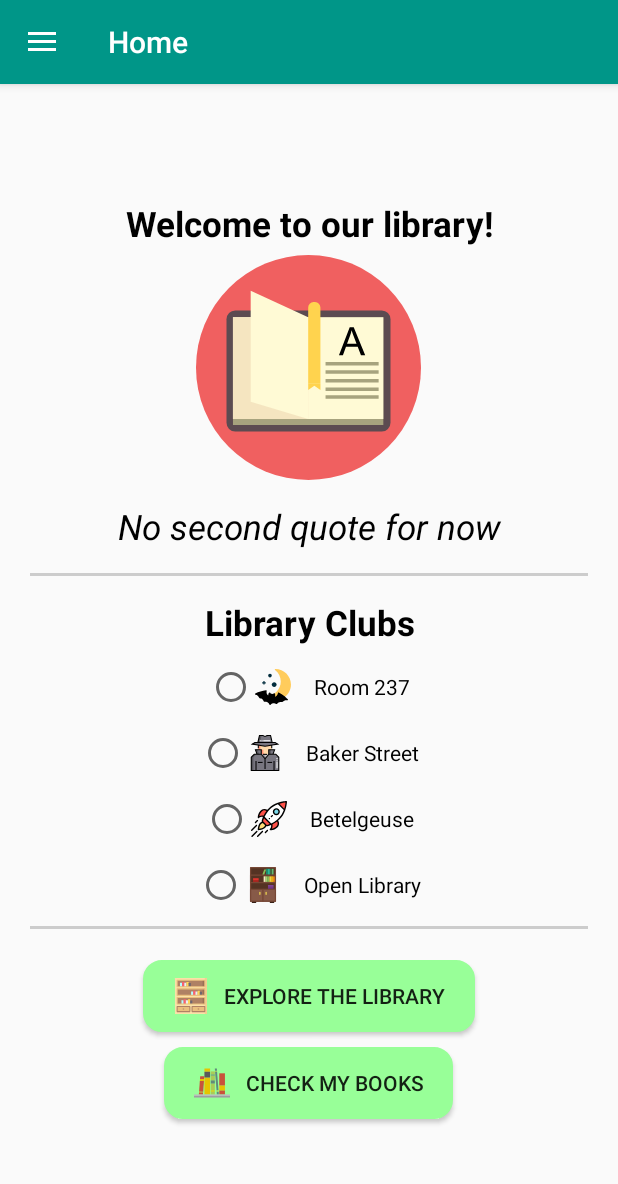
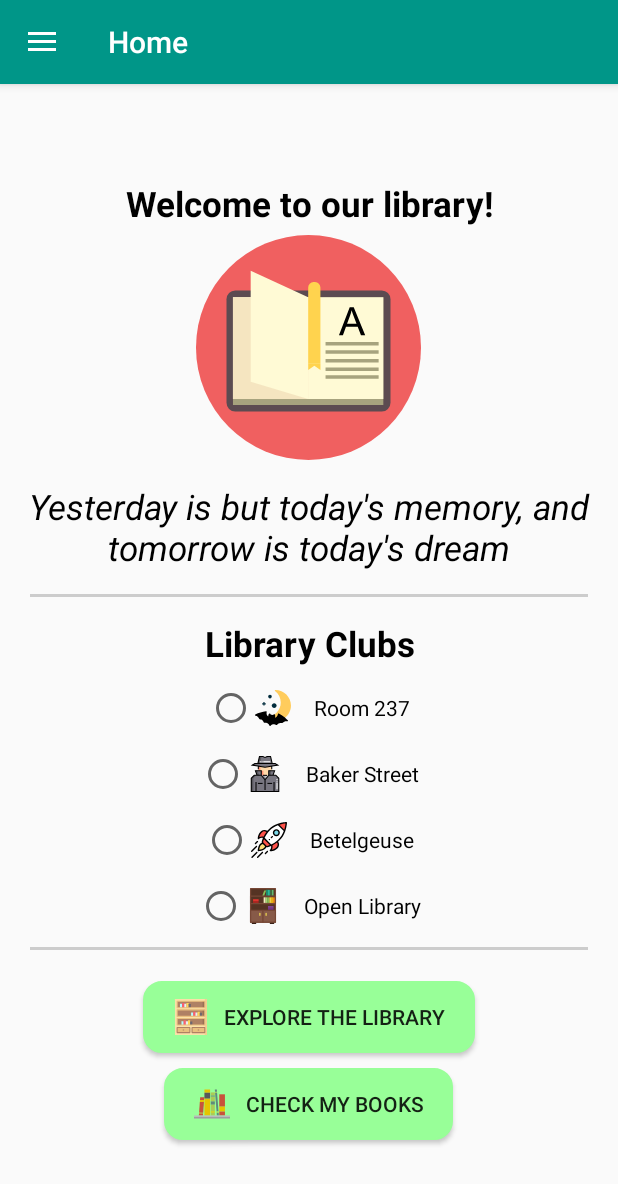
Before and after one commit to AminMekacher/LibraryManager, an Android app: the screen it shows after launch (MainActivity), on a phone screen of 412 x 824 dp. Shown: the top 1184 px of the screen. Run offline under Robolectric (Android 15) with nearby library versions, the phone set to English and light mode, and no system bars; our stand-ins replace Firebase (no records; nobody signed in at launch, a user with empty details on screens opened directly), Picasso; libraries missing offline, so code that uses them is left out: jp.wasabeef.picasso.

Commit message:
Fixed issues with waiting list

```diff
--- a/app/src/main/java/com/usermanager/LibraryActivity.java
+++ b/app/src/main/java/com/usermanager/LibraryActivity.java
@@ -49,6 +49,8 @@ public class LibraryActivity extends AppCompatActivity {
 
     private String selectedClub;
 
+    private String dueDate;
+
     private FirebaseUser firebaseUser;
     private FirebaseAuth mAuth;
     private static String mUsername;
@@ -73,12 +75,17 @@ public class LibraryActivity extends AppCompatActivity {
             selectedClub = getIntent().getStringExtra("Selected Club");
         }
 
+        Calendar c = Calendar.getInstance();
+        c.add(Calendar.DAY_OF_MONTH, 30);
+        SimpleDateFormat sdf1 = new SimpleDateFormat("dd/MM/yyyy");
+        dueDate = sdf1.format(c.getTime());
+
         myRef.addValueEventListener(new ValueEventListener() {
 
             @Override
             public void onDataChange(@NonNull DataSnapshot dataSnapshot) {
                 Log.e("Value", "onDataChange called");
-                bookClassList = new ArrayList<BookClass>();
+                bookClassList = new ArrayList<>();
 
                 for (DataSnapshot dataSnapshot1 : dataSnapshot.getChildren()) {
 
@@ -170,18 +177,12 @@ public class LibraryActivity extends AppCompatActivity {
             bookClassList = new ArrayList<>(bookClassListCopy);
             setRecyclerAdapter();
             barcodeFilter = true;
-            //recyclerAdapter.filter(barcodeSearch, barcodeFilter);
 
             Query query = myRef.orderByChild("barcode").equalTo(Long.parseLong(barcodeSearch));
             query.addChildEventListener(new ChildEventListener() {
                 @Override
                 public void onChildAdded(@NonNull final DataSnapshot dataSnapshot, @Nullable String s) {
                     String borrowedState = dataSnapshot.child("borrowed").getValue(String.class);
-
-                    Calendar c = Calendar.getInstance();
-                    c.add(Calendar.DAY_OF_MONTH, 30);
-                    SimpleDateFormat sdf1 = new SimpleDateFormat("dd/MM/yyyy");
-                    final String dueDate = sdf1.format(c.getTime());
 
                     if (borrowedState.equals(mUsername)) {
                         // The user is already borrowing the book: give it back?
@@ -308,7 +309,20 @@ public class LibraryActivity extends AppCompatActivity {
                     @Override
                     public void onChildAdded(@NonNull DataSnapshot dataSnapshot, @Nullable String s) {
                         dataSnapshot.child("borrowed").getRef().setValue(mUsername);
-                        dataSnapshot.child("waitingList").child("0").getRef().removeValue();
+                        dataSnapshot.child("dueDate").getRef().setValue(dueDate);
+                        //dataSnapshot.child("waitingList").child("0").getRef().removeValue();
+
+                        // We need to shift all the users in the waiting list
+                        int numberChildren = (int) dataSnapshot.child("waitingList").getChildrenCount();
+
+                        for (int i = 0; i < numberChildren; i ++) {
+                            String tempUser = dataSnapshot.child("waitingList").child(Integer.toString(i + 1)).getValue(String.class);
+                            dataSnapshot.child("waitingList").child(Integer.toString(i)).getRef().setValue(tempUser);
+                        }
+
+                        dataSnapshot.child("waitingList").child(Integer.toString(numberChildren)).getRef().removeValue();
+
+
                     }
 
                     @Override
--- a/app/src/main/java/com/usermanager/RecyclerAdapter.java
+++ b/app/src/main/java/com/usermanager/RecyclerAdapter.java
@@ -303,8 +303,6 @@ public class RecyclerAdapter extends RecyclerView.Adapter<RecyclerAdapter.MyHode
 
     public void filter (String queryText, boolean barcodeFilter) {
 
-        int i = bookListCopy.size();
-
         bookList.clear();
 
         if (queryText.isEmpty()) {
--- a/app/src/main/res/layout/activity_calendar.xml
+++ b/app/src/main/res/layout/activity_calendar.xml
@@ -12,7 +12,7 @@
         android:layout_height="wrap_content"
         android:layout_alignParentTop="true"
         android:layout_centerHorizontal="true"
-        android:layout_below="@id/main_toolbar"/>
+        android:layout_below="@id/main_toolbar" />
 
     <TextView
         android:id="@+id/dueBookText"
--- a/app/src/main/res/menu/navigation_with_login.xml
+++ b/app/src/main/res/menu/navigation_with_login.xml
@@ -22,47 +22,9 @@
             android:id="@+id/register"
             android:checkable="true"
             android:checked="false"
-            android:icon="@drawable/ic_my_account"
+            android:icon="@drawable/register"
             android:title="@string/register" />
-
-        <item
-            android:id="@+id/notifications"
-            android:checkable="true"
-            android:checked="false"
-            android:icon="@drawable/ic_notification"
-            android:title="@string/notification" />
-        <item
-            android:id="@+id/chat"
-            android:checkable="true"
-            android:checked="false"
-            android:icon="@drawable/ic_chat"
-            android:title="@string/chat" />
 
     </group>
 
-    <!--  Sub Menus  -->
-    <item android:title="@string/others">
-        <menu>
-            <group android:checkableBehavior="none">
-                <item
-                    android:id="@+id/share_app"
-                    android:icon="@drawable/ic_share"
-                    android:title="@string/share" />
-                <item
-                    android:id="@+id/rate_app"
-                    android:icon="@drawable/ic_rate"
-                    android:title="@string/rate" />
-                <item
-                    android:id="@+id/settings"
-                    android:icon="@drawable/ic_settings"
-                    android:title="@string/settings" />
-                <item
-                    android:id="@+id/help"
-                    android:icon="@drawable/ic_help"
-                    android:title="@string/help" />
-            </group>
-        </menu>
-    </item>
-
-
 </menu>
--- a/app/src/main/res/menu/navigation_with_logout.xml
+++ b/app/src/main/res/menu/navigation_with_logout.xml
@@ -18,44 +18,6 @@
             android:icon="@drawable/ic_my_account"
             android:title="@string/logout" />
 
-        <item
-            android:id="@+id/notifications"
-            android:checkable="true"
-            android:checked="false"
-            android:icon="@drawable/ic_notification"
-            android:title="@string/notification" />
-        <item
-            android:id="@+id/chat"
-            android:checkable="true"
-            android:checked="false"
-            android:icon="@drawable/ic_chat"
-            android:title="@string/chat" />
-
     </group>
 
-    <!--  Sub Menus  -->
-    <item android:title="@string/others">
-        <menu>
-            <group android:checkableBehavior="none">
-                <item
-                    android:id="@+id/share_app"
-                    android:icon="@drawable/ic_share"
-                    android:title="@string/share" />
-                <item
-                    android:id="@+id/rate_app"
-                    android:icon="@drawable/ic_rate"
-                    android:title="@string/rate" />
-                <item
-                    android:id="@+id/settings"
-                    android:icon="@drawable/ic_settings"
-                    android:title="@string/settings" />
-                <item
-                    android:id="@+id/help"
-                    android:icon="@drawable/ic_help"
-                    android:title="@string/help" />
-            </group>
-        </menu>
-    </item>
-
-
 </menu>
--- a/app/src/main/res/values/strings.xml
+++ b/app/src/main/res/values/strings.xml
@@ -24,6 +24,7 @@
     <!-- Quotes -->
 
     <string name="quote1">Stop acting so small. You are the universe in ecstatic motion</string>
-    <string name="quote2">No second quote for now</string>
+    <string name="quote2">Yesterday is but today\'s memory, and tomorrow is today\'s dream</string>
+    <string name="quote3">Be happy for this moment. This moment is your life</string>
 
 </resources>
```
Also changed, not shown: app/src/main/res/drawable-hdpi/register.png (added), app/src/main/res/drawable-mdpi/register.png (added), app/src/main/res/drawable-xhdpi/register.png (added), app/src/main/res/drawable-xxhdpi/register.png (added).
